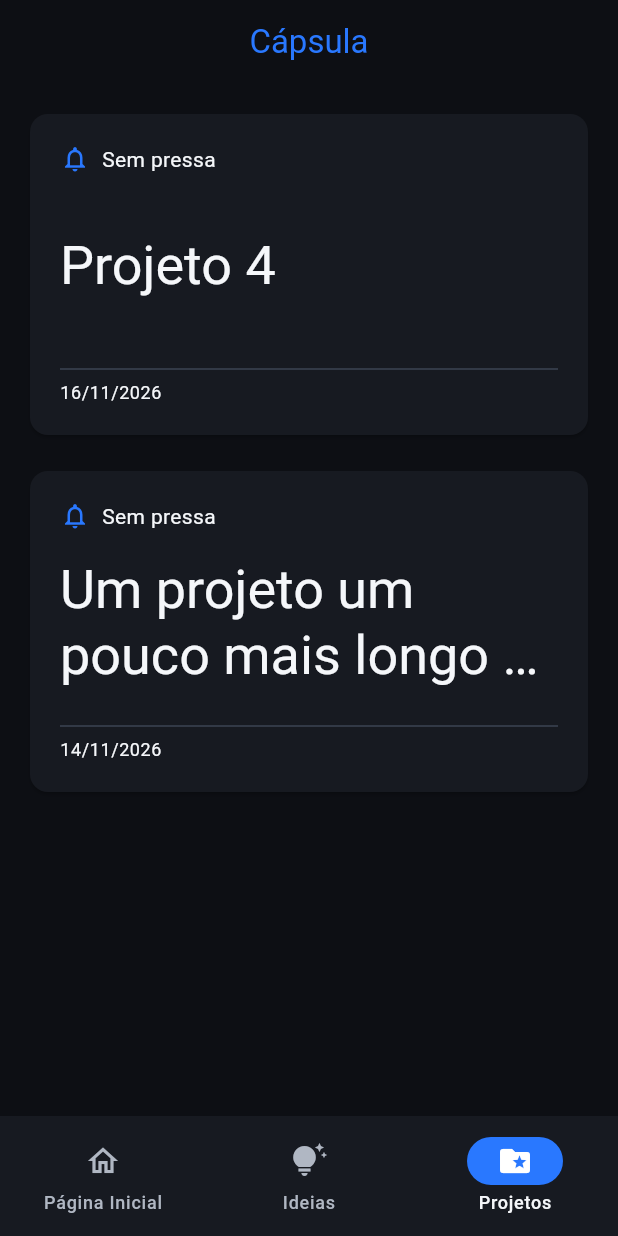
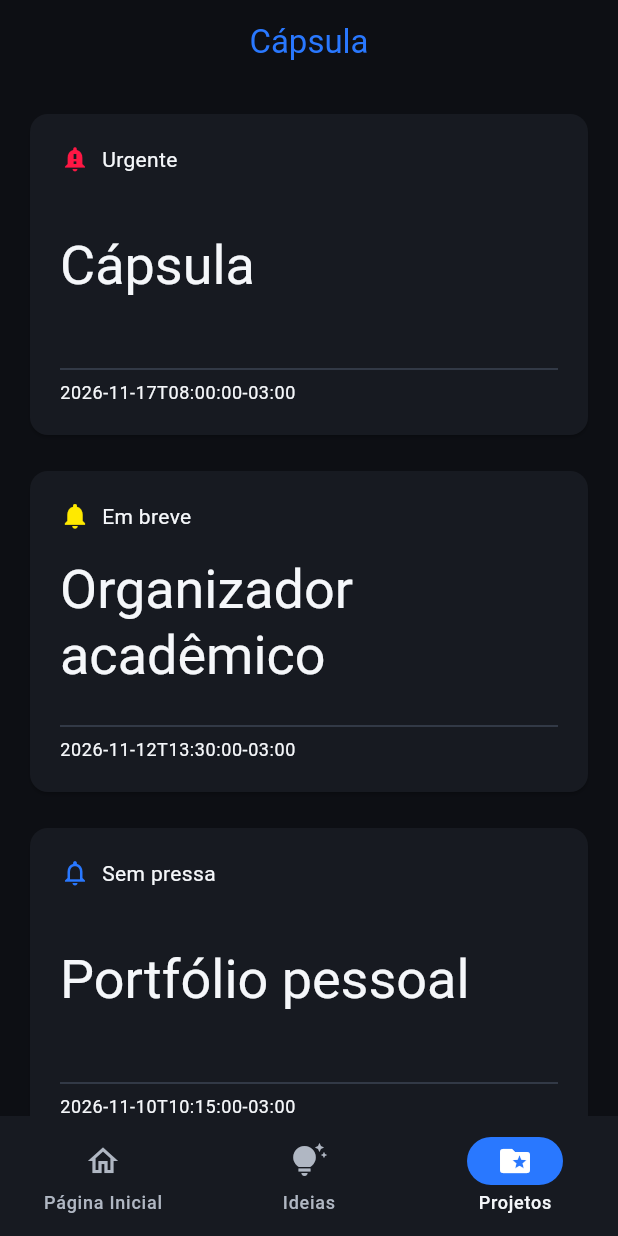
Before and after one commit to deborahsag/a3-usabilidade, a Flutter app: the screen it shows after launch, item 3 of the bottom bar chosen, on a phone screen of 412 x 824 dp. Run offline on Flutter 3.47's test engine with Material 3 defaults, Android fonts, the phone set to English and light mode, and no system bars; our stand-ins replace material_ui.

Commit message:
Páginas de Projeto com a mesma estrutura de Ideia.

```diff
--- a/lib/data/ideias_exemplo.dart
+++ b/lib/data/ideias_exemplo.dart
@@ -3,34 +3,46 @@ import 'ideia.dart';
 final List<Ideia> ideiasExemplo = [
   Ideia(
     id: '1',
-    titulo: 'Aplicativo de organização',
-    descricao: 'Um aplicativo para organizar tarefas e compromissos.',
-    notificacao: 1,
-    timestamp: '16/11/2026',
+    titulo: 'Aplicativo de receitas',
+    descricao: 'Criar um aplicativo para organizar receitas, '
+        'montar cardápios semanais e gerar listas de compras.',
+    notificacao: 3,
+    timestamp: '2026-11-17T09:30:00-03:00',
     arquivada: false,
   ),
   Ideia(
     id: '2',
-    titulo: 'Sistema de gerenciamento financeiro',
-    descricao: 'Controle de despesas e receitas pessoais.',
+    titulo: 'Clube de leitura',
+    descricao: 'Uma plataforma para organizar leituras coletivas, '
+        'compartilhar opiniões e acompanhar o progresso dos participantes.',
     notificacao: 2,
-    timestamp: '15/11/2026',
+    timestamp: '2026-11-16T14:15:00-03:00',
     arquivada: false,
   ),
   Ideia(
     id: '3',
-    titulo: 'Uma ideia com um título bastante longo para testar o comportamento do card',
-    descricao: 'Descrição de teste.',
-    notificacao: 3,
-    timestamp: '14/11/2026',
+    titulo: 'Horta comunitária',
+    descricao: 'Organizar uma horta compartilhada no bairro.',
+    notificacao: 1,
+    timestamp: '2026-11-15T11:00:00-03:00',
+    arquivada: false,
+  ),
+  Ideia(
+    id: '4',
+    titulo: 'Estudar acessibilidade digital',
+    descricao: 'Pesquisar boas práticas de acessibilidade em '
+        'interfaces e aplicações móveis.',
+    notificacao: 0,
+    timestamp: '2026-11-14T16:45:00-03:00',
     arquivada: true,
   ),
   Ideia(
-    id: '4',
-    titulo: 'Cápsula',
-    descricao: 'Um espaço para guardar ideias e projetos. Quero fazer uma descrição bem maior para ver o que acontece com o card. Por isso eu estou sendo bem prolixa nessa edição. Lalalalalalalalalalallaa como é bom enrolar.',
-    notificacao: 0,
-    timestamp: '13/11/2026',
+    id: '5',
+    titulo: 'Uma ideia com um título propositalmente muito longo '
+        'para testar o comportamento visual do card',
+    descricao: 'Exemplo para testar a apresentação de títulos extensos.',
+    notificacao: 2,
+    timestamp: '2026-11-13T08:20:00-03:00',
     arquivada: false,
   ),
 ];
--- /dev/null
+++ b/lib/data/projeto.dart
@@ -0,0 +1,34 @@
+class Projeto {
+  Projeto({
+    required this.id,
+    required this.titulo,
+    required this.descricao,
+    required this.notificacao,
+    required this.timestamp,
+    required this.arquivado,
+  });
+
+  final String id;
+  final String titulo;
+  final String descricao;
+  final int notificacao;
+  final String timestamp;
+  final bool arquivado;
+
+  Projeto copyWith({
+    String? titulo,
+    String? descricao,
+    int? notificacao,
+    String? timestamp,
+    bool? arquivado,
+  }) {
+    return Projeto(
+      id: id,
+      titulo: titulo ?? this.titulo,
+      descricao: descricao ?? this.descricao,
+      notificacao: notificacao ?? this.notificacao,
+      timestamp: timestamp ?? this.timestamp,
+      arquivado: arquivado ?? this.arquivado,
+    );
+  }
+}
--- /dev/null
+++ b/lib/data/projetos_exemplo.dart
@@ -0,0 +1,38 @@
+import 'projeto.dart';
+
+final List<Projeto> projetosExemplo = [
+  Projeto(
+    id: '1',
+    titulo: 'Cápsula',
+    descricao: 'Aplicativo para registrar, organizar e desenvolver ideias.',
+    notificacao: 3,
+    timestamp: '2026-11-17T08:00:00-03:00',
+    arquivado: false,
+  ),
+  Projeto(
+    id: '2',
+    titulo: 'Organizador acadêmico',
+    descricao: 'Aplicativo para gerenciar disciplinas, atividades, '
+        'prazos e compromissos acadêmicos.',
+    notificacao: 2,
+    timestamp: '2026-11-12T13:30:00-03:00',
+    arquivado: false,
+  ),
+  Projeto(
+    id: '3',
+    titulo: 'Portfólio pessoal',
+    descricao: 'Desenvolver um site para apresentar projetos, '
+        'experiências e habilidades.',
+    notificacao: 1,
+    timestamp: '2026-11-10T10:15:00-03:00',
+    arquivado: false,
+  ),
+  Projeto(
+    id: '4',
+    titulo: 'Reformulação do blog',
+    descricao: 'Atualizar o visual e melhorar a navegação do blog.',
+    notificacao: 0,
+    timestamp: '2026-11-05T17:00:00-03:00',
+    arquivado: true,
+  ),
+];
--- a/lib/main.dart
+++ b/lib/main.dart
@@ -3,6 +3,7 @@ import 'package:material_ui/material_ui.dart';
 import 'package:a3_usabilidade/capsula.dart';
 
 import 'data/ideias_exemplo.dart';
+import 'data/projetos_exemplo.dart';
 
 void main() {
   runApp(const CapsulaApp());
@@ -110,11 +111,73 @@ class _LayoutPrincipalState extends State<LayoutPrincipal> {
   int currentPageIndex = 0;
 
   late List<Ideia> ideias;
+  late List<Projeto> projetos;
 
   @override
   void initState() {
     super.initState();
     ideias = List<Ideia>.of(ideiasExemplo);
+    projetos = List<Projeto>.of(projetosExemplo);
+  }
+
+  List<T> _atualizarRegistro<T>(
+    List<T> registros,
+    T registroAtualizado,
+    String Function(T) obterId,
+  ) {
+    return registros.map((registro) {
+      return obterId(registro) == obterId(registroAtualizado)
+          ? registroAtualizado
+          : registro;
+    }).toList();
+  }
+
+  List<T> _excluirRegistro<T>(
+    List<T> registros,
+    String id,
+    String Function(T) obterId,
+  ) {
+    return registros.where((registro) => obterId(registro) != id).toList();
+  }
+
+  void atualizarIdeia(Ideia ideiaAtualizada) {
+    setState(() {
+      ideias = _atualizarRegistro(
+        ideias,
+        ideiaAtualizada,
+        (ideia) => ideia.id,
+      );
+    });
+  }
+
+  void excluirIdeia(String id) {
+    setState(() {
+      ideias = _excluirRegistro(
+        ideias,
+        id,
+        (ideia) => ideia.id,
+      );
+    });
+  }
+
+  void atualizarProjeto(Projeto projetoAtualizado) {
+    setState(() {
+      projetos = _atualizarRegistro(
+        projetos,
+        projetoAtualizado,
+        (projeto) => projeto.id,
+      );
+    });
+  }
+
+  void excluirProjeto(String id) {
+    setState(() {
+      projetos = _excluirRegistro(
+        projetos,
+        id,
+        (projeto) => projeto.id,
+      );
+    });
   }
 
   void abrirCriarIdeia() {
@@ -123,22 +186,6 @@ class _LayoutPrincipalState extends State<LayoutPrincipal> {
         builder: (context) => const CriarIdeia(),
       ),
     );
-  }
-
-  void atualizarIdeia(Ideia ideiaAtualizada) {
-    setState(() {
-      ideias = ideias.map((ideia) {
-        return ideia.id == ideiaAtualizada.id
-        ? ideiaAtualizada
-        : ideia;
-      }).toList();
-    });
-  }
-
-  void excluirIdeia(String id) {
-    setState(() {
-      ideias.removeWhere((ideia) => ideia.id == id);
-    });
   }
 
   @override
@@ -187,28 +234,11 @@ class _LayoutPrincipalState extends State<LayoutPrincipal> {
         ),
 
         /// Histórico de Projetos
-        HistoricoIdeias(
-        ideias: [
-          Ideia(
-            id: '1',
-            titulo: 'Projeto 4',
-            descricao: 'Descrição do projeto',
-            notificacao: 1,
-            timestamp: '16/11/2026',
-            arquivada: false,
-          ),
-          Ideia(
-            id: '3',
-            titulo: 'Um projeto um pouco mais longo para testar',
-            descricao: 'Mais uma descrição',
-            notificacao: 1,
-            timestamp: '14/11/2026',
-            arquivada: true,
-          ),
-        ],
-        onIdeiaAtualizada: atualizarIdeia,
-        onIdeiaExcluida: excluirIdeia,
-      ),
+        HistoricoProjetos(
+          projetos: projetos,
+          onProjetoAtualizado: atualizarProjeto,
+          onProjetoExcluido: excluirProjeto,
+        ),
       ][currentPageIndex],
     );
   }
--- /dev/null
+++ b/lib/screens/historico_projetos.dart
@@ -0,0 +1,43 @@
+import 'package:material_ui/material_ui.dart';
+
+import 'package:a3_usabilidade/capsula.dart';
+
+class HistoricoProjetos extends StatelessWidget {
+  const HistoricoProjetos({
+    super.key,
+    required this.projetos,
+    required this.onProjetoAtualizado,
+    required this.onProjetoExcluido,
+  });
+
+  final List<Projeto> projetos;
+  final ValueChanged<Projeto> onProjetoAtualizado;
+  final ValueChanged<String> onProjetoExcluido;
+
+  @override
+  Widget build(BuildContext context) {
+    return Historico(
+      cards: projetos.map((projeto) {
+        return CardProjeto(
+          projeto: projeto,
+          onTap: () async {
+            final resultado = await Navigator.of(context)
+                .push<ResultadoRegistroProjeto>(
+              MaterialPageRoute(
+                builder: (context) => RegistroProjeto(projeto: projeto),
+              ),
+            );
+
+            if (resultado == null) return;
+
+            if (resultado.excluido) {
+              onProjetoExcluido(projeto.id);
+            } else if (resultado.projeto != null) {
+              onProjetoAtualizado(resultado.projeto!);
+            }
+          },
+        );
+      }).toList(),
+    );
+  }
+}
--- /dev/null
+++ b/lib/widgets/card_projeto.dart
@@ -0,0 +1,66 @@
+import 'package:material_ui/material_ui.dart';
+
+import 'package:a3_usabilidade/capsula.dart';
+
+class CardProjeto extends StatelessWidget {
+  const CardProjeto({
+    super.key,
+    required this.projeto,
+    this.onTap,
+  });
+
+  final Projeto projeto;
+  final VoidCallback? onTap;
+
+  @override
+  Widget build(BuildContext context) {
+    final ThemeData theme = Theme.of(context);
+
+    return Card(
+      clipBehavior: Clip.hardEdge,
+      color: theme.colorScheme.surface,
+      child: InkWell(
+        splashColor: theme.colorScheme.tertiary,
+        onTap: onTap,
+        child: SizedBox(
+          height: 214,
+          child: Padding(
+            padding: const EdgeInsets.all(20),
+            child: Column(
+              crossAxisAlignment: CrossAxisAlignment.start,
+              children: [
+                Row(
+                  children: [
+                    Icon(
+                      NotificacaoHelper.icone(projeto.notificacao),
+                      color: NotificacaoHelper.cor(projeto.notificacao, theme),
+                      size: 20,
+                    ),
+                    const SizedBox(width: 8),
+                    Text(NotificacaoHelper.texto(projeto.notificacao)),
+                  ],
+                ),
+                Expanded(
+                  child: Align(
+                    alignment: Alignment.centerLeft,
+                    child: Text(
+                      projeto.titulo,
+                      maxLines: 2,
+                      overflow: TextOverflow.ellipsis,
+                      style: theme.textTheme.displaySmall,
+                    ),
+                  )
+                ),
+                const Divider(),
+                Text(
+                  projeto.timestamp,
+                  style: theme.textTheme.bodySmall,
+                ),
+              ],
+            ),
+          )
+        ),
+      ),
+    );
+  }
+}
```
Also changed, not shown: lib/capsula.dart (+6 -2 lines), lib/screens/registro_projeto.dart (added, +264 -0 lines).
